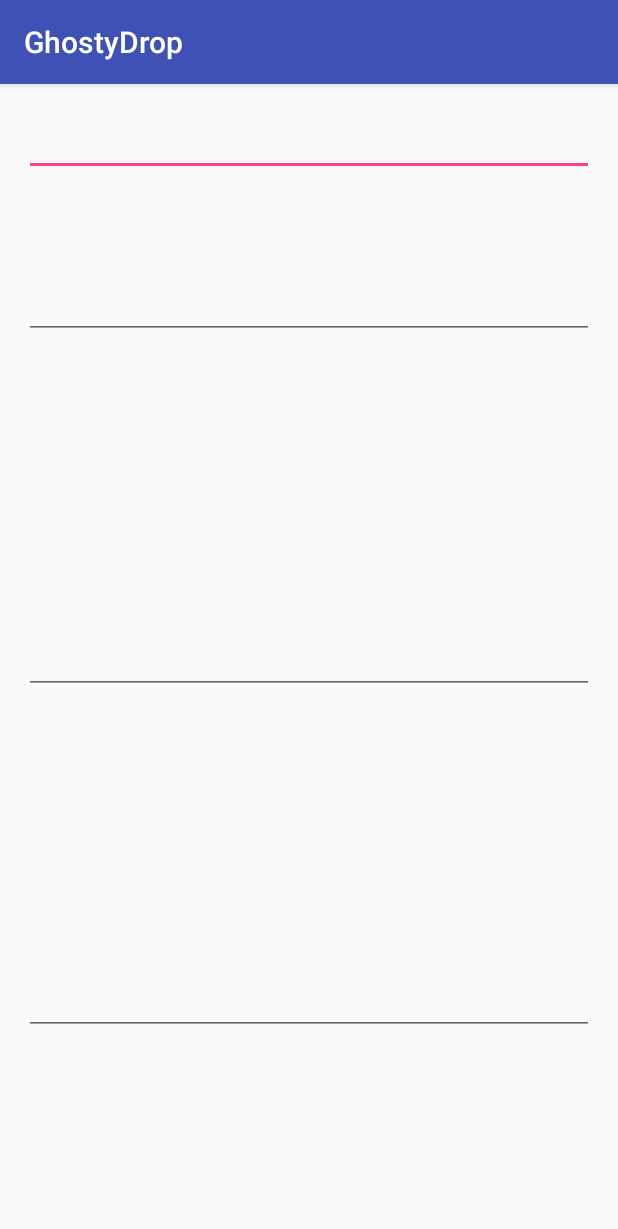
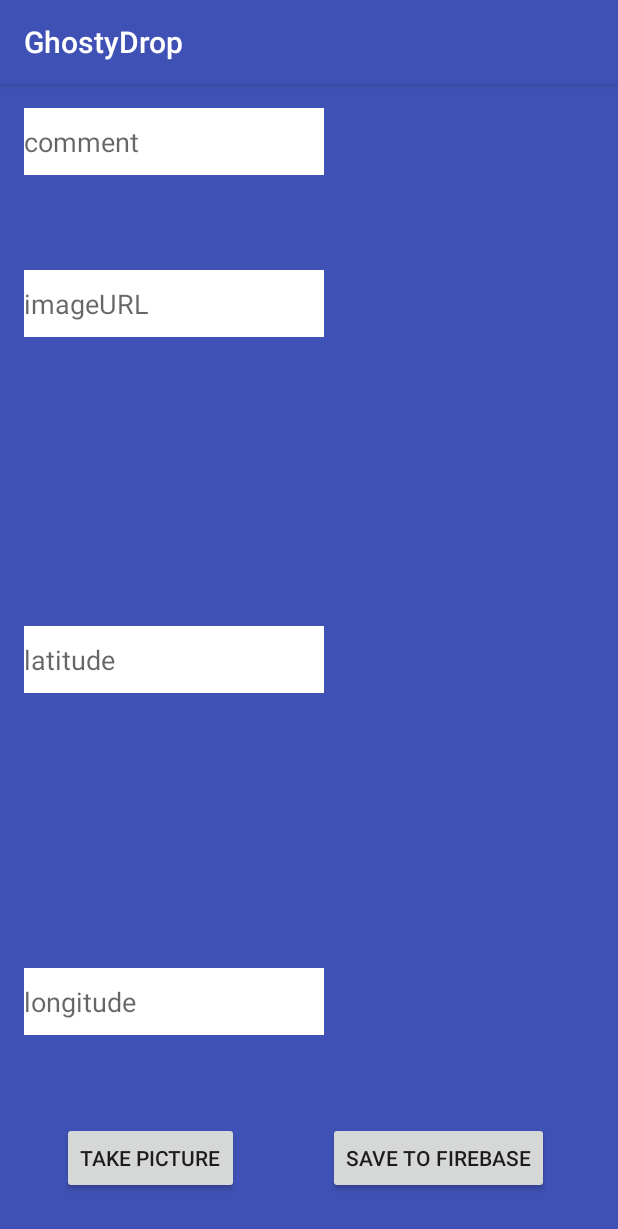
Before and after one commit to meyerjac/GhostyDrop, an Android app: the screen it shows after launch (MainActivity), on a phone screen of 412 x 824 dp. Shown: the top 1229 px of the screen. Run offline under Robolectric (Android 15) with nearby library versions, the phone set to English and light mode, and no system bars; our stand-ins replace ButterKnife, Firebase (no records; nobody signed in at launch, a user with empty details on screens opened directly).

Commit message:
add the ability to save longitude to the firebase

```diff
--- a/app/src/main/AndroidManifest.xml
+++ b/app/src/main/AndroidManifest.xml
@@ -1,6 +1,10 @@
 <?xml version="1.0" encoding="utf-8"?>
 <manifest xmlns:android="http://schemas.android.com/apk/res/android"
     package="com.example.guest.ghostydrop">
+
+    <uses-permission android:name="android.permission.INTERNET" />
+    <uses-permission android:name="android.permission.ACCESS_FINE_LOCATION" />
+    <uses-permission android:name="android.permission.ACCESS_COARSE_LOCATION" />
 
     <application
         android:allowBackup="true"
--- a/app/src/main/java/com/example/guest/ghostydrop/MainActivity.java
+++ b/app/src/main/java/com/example/guest/ghostydrop/MainActivity.java
@@ -1,19 +1,90 @@
 package com.example.guest.ghostydrop;
 
+import android.os.Bundle;
 import android.support.v7.app.AppCompatActivity;
-import android.os.Bundle;
 import android.view.View;
+import android.widget.Button;
+import android.widget.TextView;
+
+import com.google.firebase.database.DatabaseReference;
+import com.google.firebase.database.FirebaseDatabase;
+
+import butterknife.Bind;
+import butterknife.ButterKnife;
 
 public class MainActivity extends AppCompatActivity implements View.OnClickListener {
+    @Bind(R.id.action_photo)
+    Button mAction_photo;
+    @Bind(R.id.saveObject)
+    Button mSaveObject;
+    @Bind(R.id.commentText)
+    TextView mCommentText;
+    @Bind(R.id.imageUrlText)
+    TextView mImageUrlText;
+    @Bind(R.id.latitudeText)
+    TextView mLatitudeText;
+    @Bind(R.id.longitudeText)
+    TextView mLongitudeText;
+
+    private static final int REQUEST_IMAGE_CAPTURE = 111;
+    private DatabaseReference mUserInputObjectReference;
+
 
     @Override
     protected void onCreate(Bundle savedInstanceState) {
+        mUserInputObjectReference = FirebaseDatabase.getInstance().getReference().child(Constants.FIREBASE_CHILD_PHOTOS);
+
         super.onCreate(savedInstanceState);
         setContentView(R.layout.activity_main);
+        ButterKnife.bind(this);
+
+        mSaveObject.setOnClickListener(this);
     }
 
-    @Override
-    public void onClick(View v) {
+        @Override
+        public void onClick(View v) {
+//        if (v == mAction_photo) {
+//            onLaunchCamera();
+//        }
+            if (v == mSaveObject) {
+              String longitude = mLongitudeText.getText().toString();
 
+
+                saveLongitudeToFirebase(longitude);
+
+            }
     }
+
+    public void saveLongitudeToFirebase(String longtitude) {
+        mUserInputObjectReference.setValue(longtitude);
+    }
+
+//    public void onLaunchCamera() {
+//        Intent takePictureIntent = new Intent(MediaStore.ACTION_IMAGE_CAPTURE);
+//        if (takePictureIntent.resolveActivity(getActivity().getPackageManager()) != null) {
+//            startActivityForResult(takePictureIntent, REQUEST_IMAGE_CAPTURE);
+//        }
+//    }
+//
+//    @Override
+//    public void onActivityResult(int requestCode, int resultCode, Intent data) {
+//        if (requestCode == REQUEST_IMAGE_CAPTURE && resultCode == getActivity().RESULT_OK) {
+//            Bundle extras = data.getExtras();
+//            Bitmap imageBitmap = (Bitmap) extras.get("data");
+//            mImageLabel.setImageBitmap(imageBitmap);
+//            encodeBitmapAndSaveToFirebase(imageBitmap);
+//        }
+//    }
+//
+//    public void encodeBitmapAndSaveToFirebase(Bitmap bitmap) {
+//        ByteArrayOutputStream baos = new ByteArrayOutputStream();
+//        bitmap.compress(Bitmap.CompressFormat.PNG, 100, baos);
+//        String imageEncoded = Base64.encodeToString(baos.toByteArray(), Base64.DEFAULT);
+//        DatabaseReference ref = FirebaseDatabase.getInstance()
+//                .getReference(Constants.FIREBASE_CHILD_RESTAURANTS)
+//                .child(FirebaseAuth.getInstance().getCurrentUser().getUid())
+//                .child(mRestaurant.getPushId())
+//                .child("imageUrl");
+//        ref.setValue(imageEncoded);
+//    }
 }
--- a/app/src/main/java/com/example/guest/ghostydrop/Pictures.java
+++ b/app/src/main/java/com/example/guest/ghostydrop/Pictures.java
@@ -6,6 +6,8 @@ public class Pictures {
     String imageUrl;
     String latitude;
     String longitude;
+
+    public Pictures(){};
 
     public Pictures(String comment, String imageUrl, String latitude, String longitude) {
         this.comment = comment;
--- a/app/src/main/res/layout/activity_main.xml
+++ b/app/src/main/res/layout/activity_main.xml
@@ -7,40 +7,81 @@
     android:paddingLeft="@dimen/activity_horizontal_margin"
     android:paddingRight="@dimen/activity_horizontal_margin"
     android:paddingTop="@dimen/activity_vertical_margin"
+    android:background="@color/colorPrimary"
     tools:context="com.example.guest.ghostydrop.MainActivity">
 
 
     <EditText
-        android:layout_width="match_parent"
+        android:layout_width="200dp"
         android:layout_height="wrap_content"
+        android:background="#ffffff"
+        android:paddingBottom="10dp"
+        android:paddingTop="10dp"
         android:id="@+id/commentText"
+        android:hint="comment"
         android:layout_weight="1" />
 
     <EditText
-        android:layout_width="match_parent"
+        android:layout_width="200dp"
         android:layout_height="wrap_content"
+        android:background="#ffffff"
+        android:paddingBottom="10dp"
+        android:paddingTop="10dp"
         android:id="@+id/imageUrlText"
+        android:hint="imageURL"
         android:layout_marginTop="63dp"
         android:layout_below="@+id/commentText"
         android:layout_alignParentLeft="true"
         android:layout_alignParentStart="true" />
 
     <EditText
-        android:layout_width="match_parent"
+        android:layout_width="200dp"
         android:layout_height="wrap_content"
+        android:background="#ffffff"
+        android:paddingBottom="10dp"
+        android:paddingTop="10dp"
         android:id="@+id/latitudeText"
+        android:hint="latitude"
         android:layout_centerVertical="true"
-        android:layout_alignParentRight="true"
-        android:layout_alignParentEnd="true" />
+        android:layout_alignParentLeft="true"
+        android:layout_alignParentStart="true" />
 
     <EditText
-        android:layout_width="match_parent"
+        android:layout_width="200dp"
         android:layout_height="wrap_content"
-        android:id="@+id/LongitudeText"
+        android:background="#ffffff"
+        android:paddingBottom="10dp"
+        android:paddingTop="10dp"
+        android:id="@+id/longitudeText"
+        android:hint="longitude"
         android:layout_alignParentBottom="true"
         android:layout_alignParentLeft="true"
         android:layout_alignParentStart="true"
         android:layout_marginBottom="118dp" />
 
+    <Button
+        android:text="take picture"
+        android:layout_width="wrap_content"
+        android:layout_height="wrap_content"
+        android:layout_alignParentBottom="true"
+        android:layout_alignParentLeft="true"
+        android:layout_alignParentStart="true"
+        android:layout_marginLeft="25dp"
+        android:layout_marginStart="25dp"
+        android:layout_marginBottom="12dp"
+        android:id="@+id/action_photo" />
+
+    <Button
+        android:text="save to firebase"
+        android:layout_width="wrap_content"
+        android:layout_height="wrap_content"
+        android:layout_alignBottom="@+id/action_photo"
+        android:layout_alignParentRight="true"
+        android:layout_alignParentEnd="true"
+        android:layout_marginRight="30dp"
+        android:layout_marginEnd="30dp"
+        android:id="@+id/saveObject" />
+
+
 
 </RelativeLayout>
```
Also changed, not shown: app/build.gradle (+10 -1 lines), app/src/main/res/layout/activity_picture.xml (deleted, +0 -12 lines).
